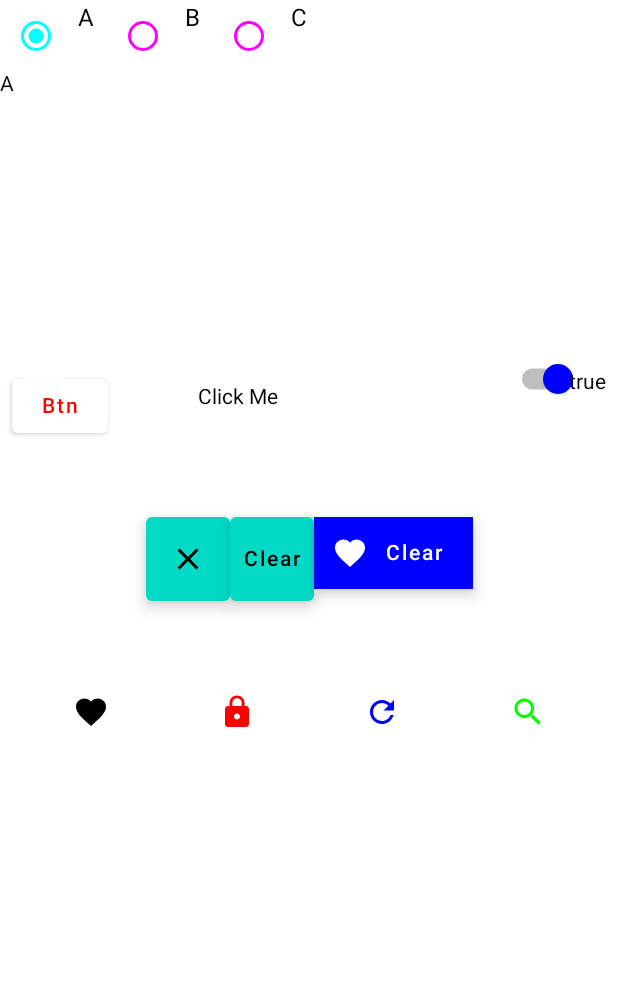
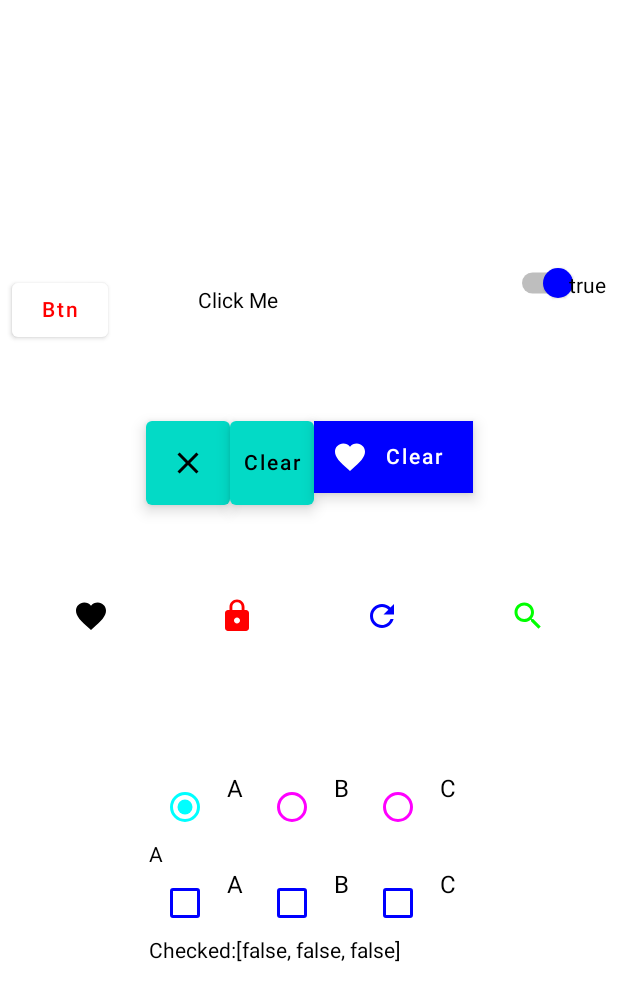
Before and after one commit to Nolions/ExerciseJetpackCompose, an Android app built with Jetpack Compose: the ButtonTestActivity screen opened directly, with no data from a screen before it, on a phone screen of 412 x 824 dp. Shown: the top 1001 px of the screen. Run offline under Robolectric (Android 15) with nearby library versions, the light colour scheme and no system bars.

Commit message:
[feature] 複選框 CheckBox

```diff
--- a/app/src/main/java/tw/nolions/exercisejetpackcompose/ButtonTestActivity.kt
+++ b/app/src/main/java/tw/nolions/exercisejetpackcompose/ButtonTestActivity.kt
@@ -173,9 +173,11 @@ fun Button() {
             fontWeight = FontWeight.Bold,
             fontSize = 25.sp,
         )
-    }
 
         RadioButtonDemo()
+
+        CheckBoxDemo()
+    }
 }
 
 @Composable
@@ -220,6 +222,58 @@ fun RadioButtonDemo() {
     }
 }
 
+@Composable
+fun CheckBoxDemo() {
+    val checkOptions = listOf("A", "B", "C")
+    val checked = ArrayList<Boolean>()
+    checked.add(false)
+    checked.add(false)
+    checked.add(false)
+
+    val optionsChecked = remember { mutableStateOf(checked) }
+
+    Column {
+        Row {
+            checkOptions.forEachIndexed { index, text ->
+                val checkedState = remember { mutableStateOf(optionsChecked.value[index]) }
+                Row(
+                    Modifier
+                        .selectable(
+                            selected = checkedState.value,
+                            onClick = {
+                                checkedState.value = !checkedState.value
+                                optionsChecked.value[index] = checkedState.value
+                            }
+                        )
+                ) {
+                    Checkbox(
+                        checked = checkedState.value,
+                        onCheckedChange = {
+                            checkedState.value = it
+                            optionsChecked.value[index] = it
+                        },
+                        colors = CheckboxDefaults.colors(
+                            checkmarkColor = Color.White,
+                            checkedColor = Color.Red,
+                            uncheckedColor = Color.Blue,
+                        )
+                    )
+
+                    Text(
+                        text = text,
+                        style = MaterialTheme.typography.body1.merge(),
+                        modifier = Modifier.padding(start = 4.dp, end = 8.dp)
+                    )
+                }
+            }
+        }
+
+        Text(
+            text = "Checked:${optionsChecked.value.toString()}"
+        )
+    }
+}
+
 fun toastAlert(context: Context, text: String) {
     Toast.makeText(context, text, Toast.LENGTH_LONG).show()
 }
```
Also changed, not shown: 1 other file. Lines whose indentation alone changed are shown as unchanged.
